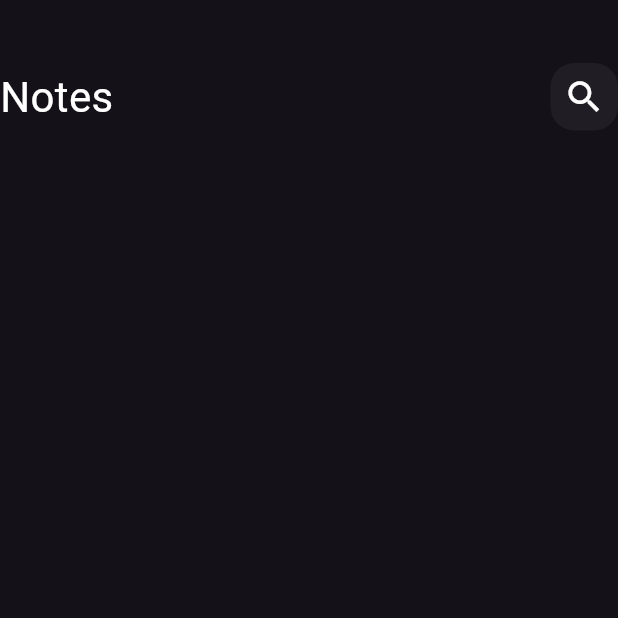
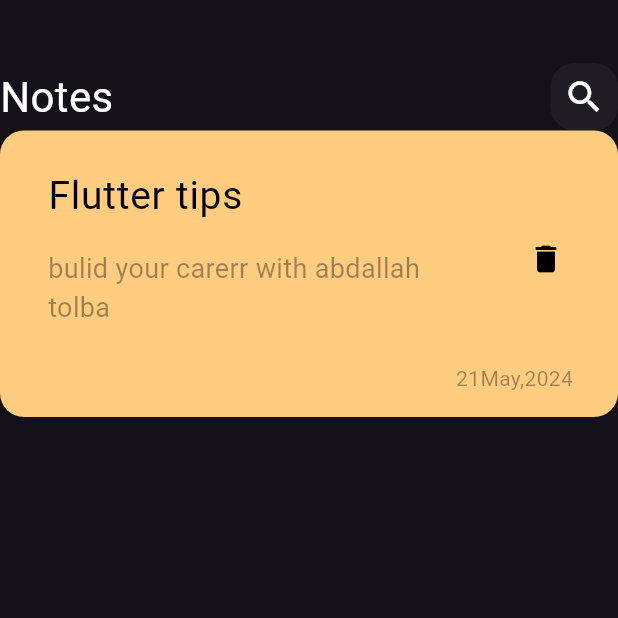
Before and after one commit to Abdallah1719/notes_tick_app, a Flutter app: the screen it shows after launch, on a phone screen of 412 x 824 dp, the top half of it. Run offline on Flutter 3.47's test engine with Material 3 defaults, Android fonts, the phone set to English and light mode, and no system bars.

Commit message:
create custom note item

```diff
--- a/notes_tick_app/lib/presentation/widgets/custom_note_item.dart
+++ b/notes_tick_app/lib/presentation/widgets/custom_note_item.dart
@@ -0,0 +1,43 @@
+import 'package:flutter/material.dart';
+
+class CustomNoteItem extends StatelessWidget {
+  const CustomNoteItem({super.key});
+
+  @override
+  Widget build(BuildContext context) {
+    return Container(
+        padding: const EdgeInsets.only(top: 16, bottom: 16, left: 16),
+        decoration: BoxDecoration(
+          color: const Color(0xffffcc80),
+          borderRadius: BorderRadius.circular(16),
+        ),
+        child: Column(
+          crossAxisAlignment: CrossAxisAlignment.end,
+          children: [
+            ListTile(
+              title: const Text(
+                'Flutter tips',
+                style: TextStyle(color: Colors.black, fontSize: 26),
+              ),
+              subtitle: const Padding(
+                padding: EdgeInsets.only(top: 16, bottom: 16),
+                child: Text('bulid your carerr with abdallah tolba ',
+                    style: TextStyle(color: Colors.black38, fontSize: 18)),
+              ),
+              trailing: IconButton(
+                onPressed: () {},
+                icon: const Icon(Icons.delete),
+                color: Colors.black,
+                iconSize: 24,
+              ),
+            ),
+            const Padding(
+              padding: EdgeInsets.only(right: 30),
+              child:
+                  Text('21May,2024', style: TextStyle(color: Colors.black38)),
+            )
+          ],
+        ),
+      );
+  }
+}
--- a/notes_tick_app/lib/presentation/widgets/notes_view_body.dart
+++ b/notes_tick_app/lib/presentation/widgets/notes_view_body.dart
@@ -1,5 +1,6 @@
 import 'package:flutter/material.dart';
 import 'package:notes_tick_app/presentation/widgets/custom_app_bar.dart';
+import 'package:notes_tick_app/presentation/widgets/custom_note_item.dart';
 
 class NotesViewBody extends StatelessWidget {
   const NotesViewBody({super.key});
@@ -12,6 +13,7 @@ class NotesViewBody extends StatelessWidget {
           height: 42,
         ),
         CustomAppBar(),
+        CustomNoteItem()
       ],
     );
   }
```
